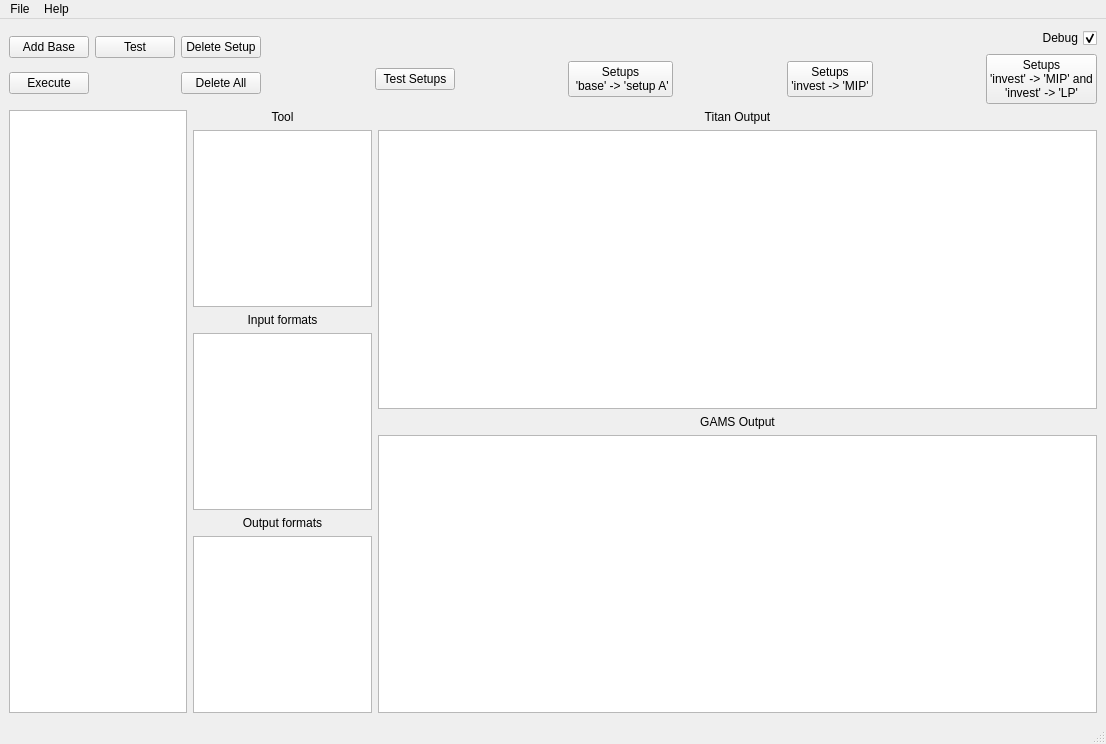
Fijishi-Enterprises/GENO-Energy-Optimization, file titan/ui/main.ui: the form before one commit.
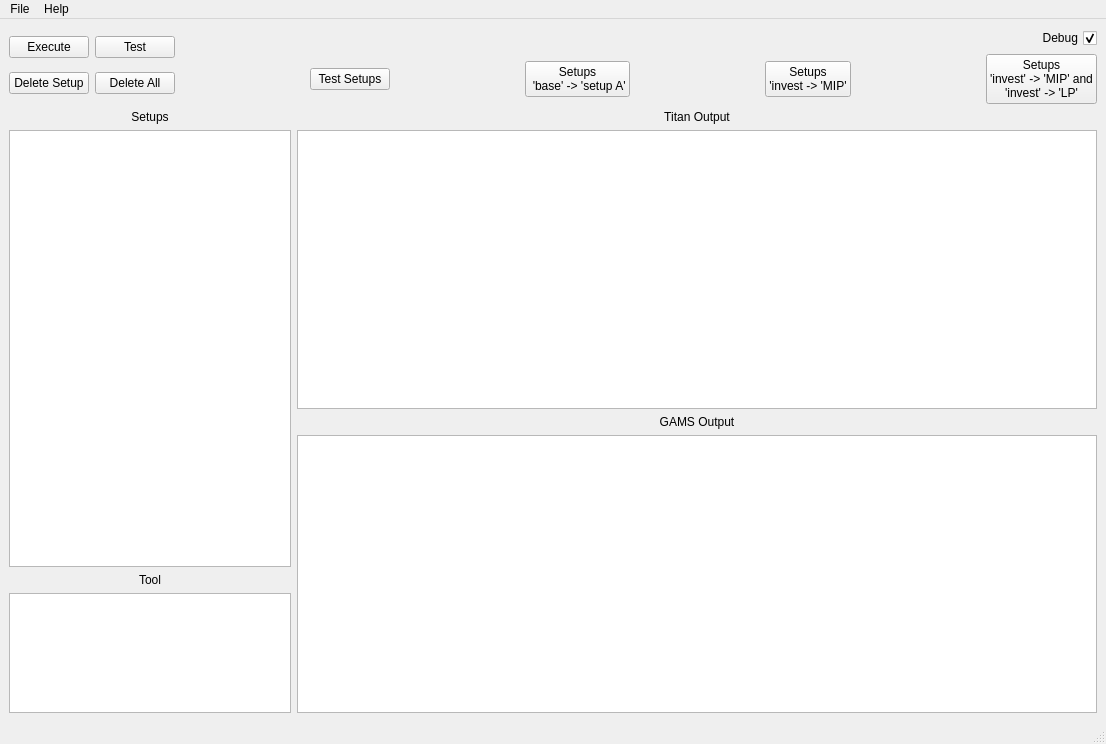
The form after the commit.

Commit message: Fixed bug in loading projects. GUI changes.

```diff
--- a/titan/ui/main.ui
+++ b/titan/ui/main.ui
@@ -75,22 +75,6 @@
         </property>
        </spacer>
       </item>
-      <item row="0" column="8">
-       <widget class="QCheckBox" name="checkBox_debug">
-        <property name="toolTip">
-         <string>&lt;html&gt;&lt;head/&gt;&lt;body&gt;&lt;p&gt;Switch logging verbosity&lt;/p&gt;&lt;/body&gt;&lt;/html&gt;</string>
-        </property>
-        <property name="layoutDirection">
-         <enum>Qt::RightToLeft</enum>
-        </property>
-        <property name="text">
-         <string>Debug</string>
-        </property>
-        <property name="checked">
-         <bool>true</bool>
-        </property>
-       </widget>
-      </item>
       <item row="1" column="2">
        <widget class="QPushButton" name="pushButton_create_test_setups">
         <property name="text">
@@ -125,28 +109,7 @@
       </item>
       <item row="0" column="0" rowspan="2">
        <layout class="QGridLayout" name="gridLayout_2">
-        <item row="0" column="1">
-         <widget class="QPushButton" name="pushButton_test">
-          <property name="text">
-           <string>Test</string>
-          </property>
-         </widget>
-        </item>
-        <item row="1" column="0">
-         <widget class="QPushButton" name="pushButton_execute">
-          <property name="text">
-           <string>Execute</string>
-          </property>
-         </widget>
-        </item>
-        <item row="0" column="0">
-         <widget class="QPushButton" name="pushButton_add_base">
-          <property name="text">
-           <string>Add Base</string>
-          </property>
-         </widget>
-        </item>
-        <item row="1" column="2">
+        <item row="2" column="2">
          <widget class="QPushButton" name="pushButton_delete_all">
           <property name="toolTip">
            <string>&lt;html&gt;&lt;head/&gt;&lt;body&gt;&lt;p&gt;Delete all Setups in the project&lt;/p&gt;&lt;/body&gt;&lt;/html&gt;</string>
@@ -156,7 +119,14 @@
           </property>
          </widget>
         </item>
-        <item row="0" column="2">
+        <item row="1" column="1">
+         <widget class="QPushButton" name="pushButton_execute">
+          <property name="text">
+           <string>Execute</string>
+          </property>
+         </widget>
+        </item>
+        <item row="2" column="1">
          <widget class="QPushButton" name="pushButton_delete_setup">
           <property name="toolTip">
            <string>&lt;html&gt;&lt;head/&gt;&lt;body&gt;&lt;p&gt;Delete selected Setup and all of it's children&lt;/p&gt;&lt;/body&gt;&lt;/html&gt;</string>
@@ -166,21 +136,54 @@
           </property>
          </widget>
         </item>
+        <item row="1" column="2">
+         <widget class="QPushButton" name="pushButton_test">
+          <property name="text">
+           <string>Test</string>
+          </property>
+         </widget>
+        </item>
        </layout>
       </item>
+      <item row="0" column="8">
+       <widget class="QCheckBox" name="checkBox_debug">
+        <property name="toolTip">
+         <string>&lt;html&gt;&lt;head/&gt;&lt;body&gt;&lt;p&gt;Switch logging verbosity&lt;/p&gt;&lt;/body&gt;&lt;/html&gt;</string>
+        </property>
+        <property name="layoutDirection">
+         <enum>Qt::RightToLeft</enum>
+        </property>
+        <property name="text">
+         <string>Debug</string>
+        </property>
+        <property name="checked">
+         <bool>true</bool>
+        </property>
+       </widget>
+      </item>
      </layout>
     </item>
     <item row="1" column="0">
      <layout class="QHBoxLayout" name="horizontalLayout">
-      <item>
-       <widget class="QTreeView" name="treeView_setups">
-        <property name="contextMenuPolicy">
-         <enum>Qt::CustomContextMenu</enum>
-        </property>
-       </widget>
-      </item>
       <item>
        <layout class="QVBoxLayout" name="verticalLayout_2">
+        <item>
+         <widget class="QLabel" name="label_4">
+          <property name="text">
+           <string>Setups</string>
+          </property>
+          <property name="alignment">
+           <set>Qt::AlignCenter</set>
+          </property>
+         </widget>
+        </item>
+        <item>
+         <widget class="QTreeView" name="treeView_setups">
+          <property name="contextMenuPolicy">
+           <enum>Qt::CustomContextMenu</enum>
+          </property>
+         </widget>
+        </item>
         <item>
          <widget class="QLabel" name="label_3">
           <property name="text">
@@ -195,45 +198,12 @@
          <widget class="QListView" name="listView_tools">
           <property name="maximumSize">
            <size>
-            <width>200</width>
-            <height>16777215</height>
+            <width>16777215</width>
+            <height>120</height>
            </size>
           </property>
          </widget>
         </item>
-        <item>
-         <widget class="QLabel" name="label_4">
-          <property name="text">
-           <string>Input formats</string>
-          </property>
-          <property name="alignment">
-           <set>Qt::AlignCenter</set>
-          </property>
-         </widget>
-        </item>
-        <item>
-         <widget class="QListView" name="listView_dataformats_input">
-          <property name="maximumSize">
-           <size>
-            <width>200</width>
-            <height>16777215</height>
-           </size>
-          </property>
-         </widget>
-        </item>
-        <item>
-         <widget class="QLabel" name="label_5">
-          <property name="text">
-           <string>Output formats</string>
-          </property>
-          <property name="alignment">
-           <set>Qt::AlignCenter</set>
-          </property>
-         </widget>
-        </item>
-        <item>
-         <widget class="QListView" name="listView_dataformats_output"/>
-        </item>
        </layout>
       </item>
      </layout>
@@ -254,7 +224,7 @@
        <widget class="QTextBrowser" name="textBrowser_main">
         <property name="minimumSize">
          <size>
-          <width>719</width>
+          <width>800</width>
           <height>0</height>
          </size>
         </property>
@@ -274,7 +244,7 @@
        <widget class="QTextBrowser" name="textBrowser_process_output">
         <property name="minimumSize">
          <size>
-          <width>719</width>
+          <width>800</width>
           <height>0</height>
          </size>
         </property>
@@ -348,9 +318,7 @@
     <string>New Project...</string>
    </property>
    <property name="font">
-    <font>
-     <underline>false</underline>
-    </font>
+    <font/>
    </property>
    <property name="shortcut">
     <string>Ctrl+N</string>
```
Left out of the diff: 15 changed lines with no effect on the pictures. The commit also changes 5 other files.
